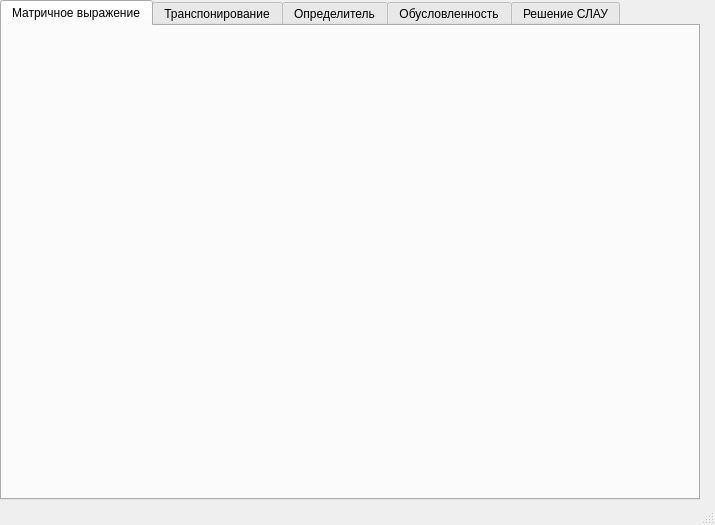
The window that calc_ui.ui (SMALA-comand/Matrix_calculator) describes before a commit, drawn with Qt 5.
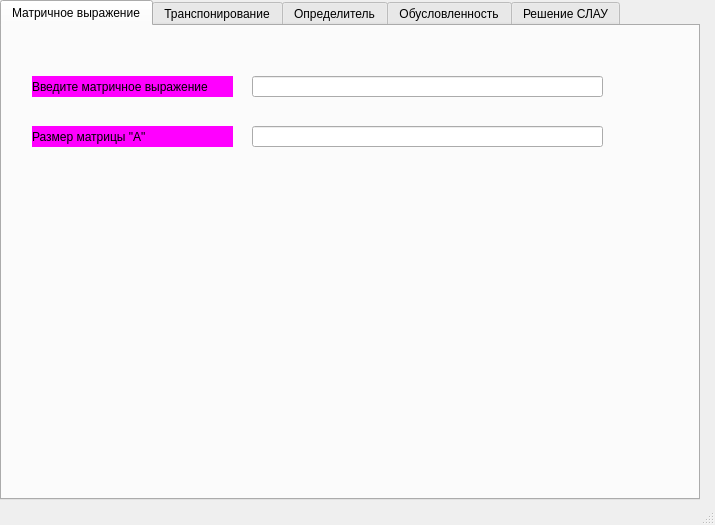
The same window after the commit. The open tabs and pages were chosen to show the change.

Commit message: Апдейт дизайна

The edit to the form file:
```diff
--- a/calc_ui.ui
+++ b/calc_ui.ui
@@ -41,6 +41,9 @@
       <height>500</height>
      </size>
     </property>
+    <property name="styleSheet">
+     <string notr="true"/>
+    </property>
     <property name="currentIndex">
      <number>2</number>
     </property>
@@ -48,6 +51,58 @@
      <attribute name="title">
       <string>Матричное выражение</string>
      </attribute>
+     <widget class="QLabel" name="label_12">
+      <property name="geometry">
+       <rect>
+        <x>30</x>
+        <y>50</y>
+        <width>201</width>
+        <height>21</height>
+       </rect>
+      </property>
+      <property name="styleSheet">
+       <string notr="true">background: magenta;</string>
+      </property>
+      <property name="text">
+       <string>Введите матричное выражение</string>
+      </property>
+     </widget>
+     <widget class="QLineEdit" name="lineEdit_5">
+      <property name="geometry">
+       <rect>
+        <x>250</x>
+        <y>50</y>
+        <width>351</width>
+        <height>21</height>
+       </rect>
+      </property>
+     </widget>
+     <widget class="QLabel" name="label_13">
+      <property name="geometry">
+       <rect>
+        <x>30</x>
+        <y>100</y>
+        <width>201</width>
+        <height>21</height>
+       </rect>
+      </property>
+      <property name="styleSheet">
+       <string notr="true">background: magenta;</string>
+      </property>
+      <property name="text">
+       <string>Размер матрицы &quot;А&quot;</string>
+      </property>
+     </widget>
+     <widget class="QLineEdit" name="lineEdit_6">
+      <property name="geometry">
+       <rect>
+        <x>250</x>
+        <y>100</y>
+        <width>351</width>
+        <height>21</height>
+       </rect>
+      </property>
+     </widget>
     </widget>
     <widget class="QWidget" name="tab2">
      <attribute name="title">
```
Left out of the diff: 34 changed lines with no effect on the pictures.
